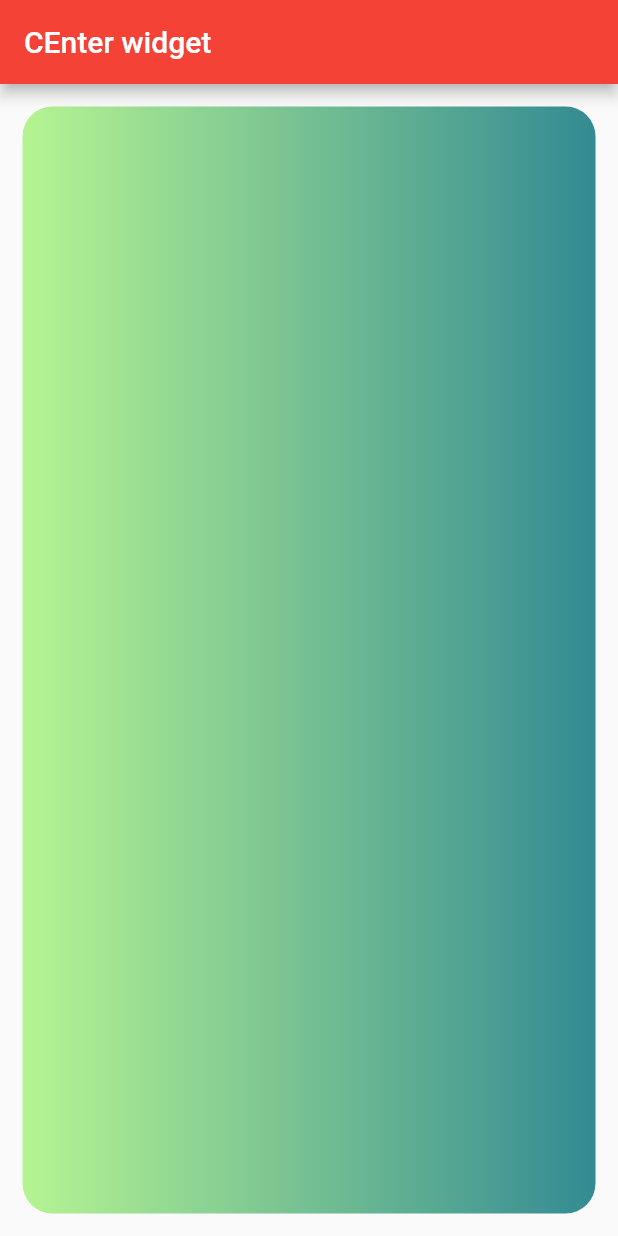
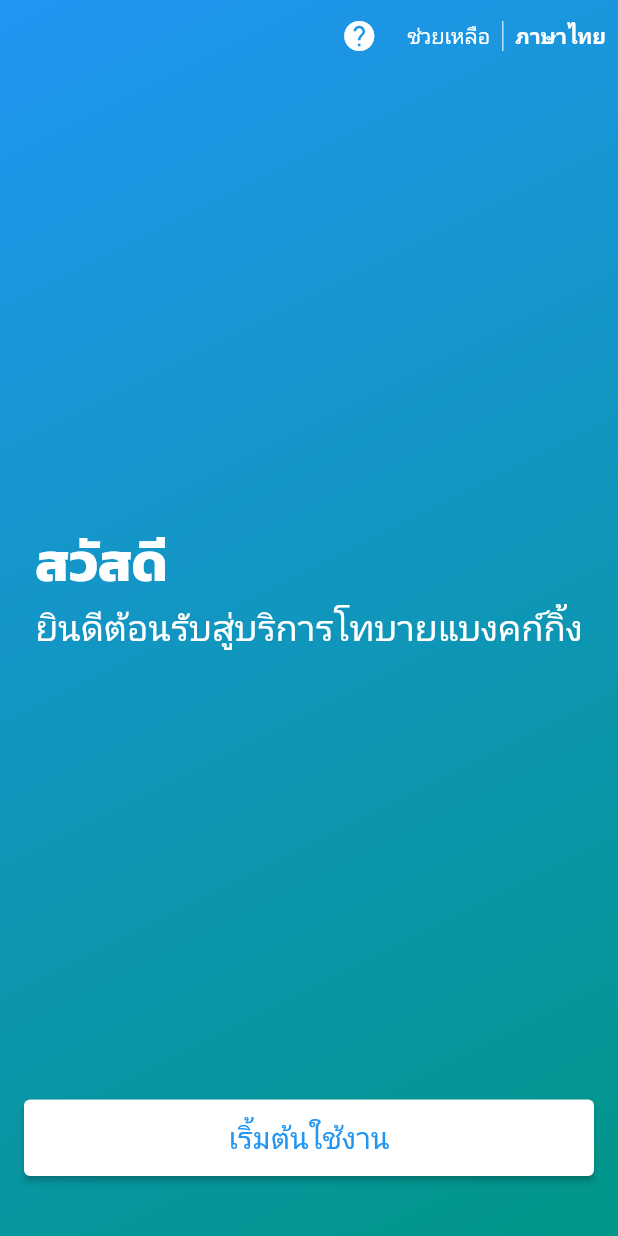
Before and after one commit to programmertest9/learning, a Flutter app: the screen it shows after launch, on a phone screen of 412 x 824 dp. Run offline on Flutter 3.47's test engine with Material 2 defaults, Android fonts, the phone set to English and light mode, and no system bars.

Commit message:
workshop welcome screen

```diff
--- a/analysis_options.yaml
+++ b/analysis_options.yaml
@@ -25,5 +25,8 @@ linter:
     # avoid_print: false  # Uncomment to disable the `avoid_print` rule
     # prefer_single_quotes: true  # Uncomment to enable the `prefer_single_quotes` rule
     prefer_const_constructors: false
+    prefer_const_literals_to_create_immutables: false
+    unused_import: false
+    sort_child_properties_last: false
 # Additional information about this file can be found at
 # https://dart.dev/guides/language/analysis-options
--- a/lib/main.dart
+++ b/lib/main.dart
@@ -1,6 +1,14 @@
 import 'package:flutter/material.dart';
-import 'package:flutter_layout/container_widget_layout.dart';
-import 'center_widget_layout.dart';
+import 'package:flutter/services.dart';
+// import 'package:flutter_layout/align_widget_layout.dart';
+// import 'package:flutter_layout/expanded_widget_layout.dart';
+// import 'package:flutter_layout/sizedbox_widget_layout.dart';
+import 'package:flutter_layout/workshop_welcome_screen.dart';
+// import 'package:flutter_layout/column_widget_layout.dart';
+// import 'package:flutter_layout/container_widget_layout.dart';
+// import 'package:flutter_layout/row_widget_layout.dart';
+// import 'package:flutter_layout/stack_widget_layout.dart';
+// import 'center_widget_layout.dart';
 
 void main() {
   runApp(const MyApp());
@@ -11,11 +19,14 @@ class MyApp extends StatelessWidget {
 
   @override
   Widget build(BuildContext context) {
+    // ตั้งค่าล็อก Screen เป็นแนวตั้ง
+    SystemChrome.setPreferredOrientations([DeviceOrientation.portraitUp]);
     return MaterialApp(
+      debugShowCheckedModeBanner: false,
       theme: ThemeData(
         primarySwatch: Colors.red,
       ),
-      home: ContainerWidget(),
+      home: WelcomePage(),
     );
   }
 }
--- /dev/null
+++ b/lib/workshop_welcome_screen.dart
@@ -0,0 +1,141 @@
+import 'package:flutter/material.dart';
+
+class WelcomePage extends StatefulWidget {
+  WelcomePage({Key? key}) : super(key: key);
+
+  @override
+  State<WelcomePage> createState() => _WelcomePageState();
+}
+
+class _WelcomePageState extends State<WelcomePage> {
+  @override
+  Widget build(BuildContext context) {
+    return Scaffold(
+      body: SafeArea(
+        child: Container(
+          decoration: BoxDecoration(
+            gradient: LinearGradient(
+              begin: Alignment.topLeft,
+              end: Alignment(1.0, 1.0),
+              colors: [
+                Colors.blue,
+                Colors.teal,
+              ],
+              tileMode: TileMode.repeated,
+            ),
+            // image: DecorationImage(
+            //   image: NetworkImage(
+            //       "https://i.pinimg.com/originals/28/00/42/28004273ac1b245b267b1e623ffcb5d3.jpg"),
+            //   fit: BoxFit.cover,
+            // ),
+          ),
+          child: Column(
+            mainAxisAlignment: MainAxisAlignment.spaceBetween,
+            children: <Widget>[
+              _textHeader(),
+              _textWelcome(),
+              _buttonStart(),
+            ],
+          ),
+        ),
+      ),
+    );
+  }
+
+  //Header Widget
+  Widget _textHeader() {
+    return Row(
+      mainAxisAlignment: MainAxisAlignment.end,
+      children: <Widget>[
+        IconButton(
+          onPressed: () {},
+          icon: Icon(
+            Icons.help,
+            color: Colors.white,
+          ),
+        ),
+        TextButton(
+          onPressed: () {
+            print('Help');
+          },
+          child: Text(
+            "ช่วยเหลือ",
+            style: TextStyle(color: Colors.white),
+          ),
+          style: ButtonStyle(
+            overlayColor: MaterialStateProperty.all(Colors.transparent),
+          ),
+        ),
+        Container(
+          width: 1.0,
+          height: 20.0,
+          color: Colors.white70,
+        ),
+        TextButton(
+          onPressed: () {
+            print('Thai');
+          },
+          child: Text(
+            "ภาษาไทย",
+            style: TextStyle(
+              fontWeight: FontWeight.bold,
+              color: Colors.white,
+            ),
+          ),
+          style: ButtonStyle(
+            overlayColor: MaterialStateProperty.all(Colors.transparent),
+          ),
+        ),
+      ],
+    );
+  }
+
+  //Welcome Widget
+  Widget _textWelcome() {
+    return Column(
+      crossAxisAlignment: CrossAxisAlignment.start,
+      children: <Widget>[
+        Text(
+          "สวัสดี",
+          style: TextStyle(
+            fontSize: 36.0,
+            color: Colors.white,
+            fontWeight: FontWeight.bold,
+            fontFamily: 'Kanit',
+          ),
+        ),
+        Text(
+          "ยินดีต้อนรับสู่บริการโทบายแบงคก์กิ้ง",
+          style: TextStyle(
+            fontSize: 24.0,
+            color: Colors.white,
+          ),
+        )
+      ],
+    );
+  }
+
+  // ButtonStart Widget
+  Widget _buttonStart() {
+    return Padding(
+      padding: const EdgeInsets.only(left: 16, right: 16, bottom: 40.0),
+      child: SizedBox(
+        width: double.infinity,
+        child: ElevatedButton(
+          onPressed: () {},
+          child: Padding(
+            padding: const EdgeInsets.all(12.0),
+            child: Text(
+              "เริ้มต้นใช้งาน",
+              style: TextStyle(fontSize: 20.0),
+            ),
+          ),
+          style: ElevatedButton.styleFrom(
+            primary: Colors.white, // Background color
+            onPrimary: Colors.blue, // Text Color (Foreground color)
+          ),
+        ),
+      ),
+    );
+  }
+}
```
Also changed, not shown: lib/align_widget_layout.dart (added, +36 -0 lines), lib/column_widget_layout.dart (added, +53 -0 lines), lib/expanded_widget_layout.dart (added, +42 -0 lines), lib/row_widget_layout.dart (added, +28 -0 lines), lib/sizedbox_widget_layout.dart (added, +35 -0 lines), lib/stack_widget_layout.dart (added, +53 -0 lines), pubspec.yaml (+6 -6 lines), fonts/Kanit-Bold.ttf (added), fonts/Kanit-Medium.ttf (added), fonts/Kanit-Thin.ttf (added).
